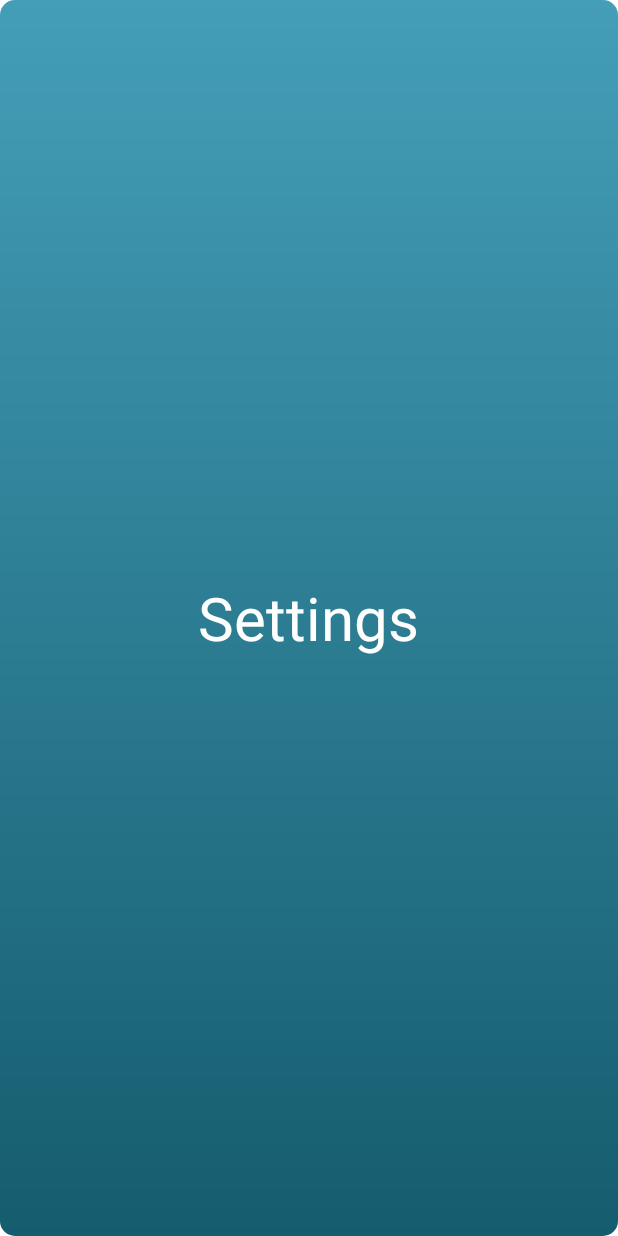
After one commit to daaviid9/Tetris, an Android app: the layout activity_pop_settings.xml on its own in the app's theme, with its tools: preview values and no code run, on a phone screen of 412 x 824 dp. The commit adds this screen. Run offline under Robolectric (Android 15) with nearby library versions, the phone set to English and light mode, and no system bars.

Commit message:
Added settings option

```diff
--- a/app/src/main/res/layout/activity_menu.xml
+++ b/app/src/main/res/layout/activity_menu.xml
@@ -68,7 +68,6 @@
             android:layout_height="75dp"
             android:gravity="center"
             android:text="START"
-            android:onClick="startGame"
             android:textSize="50sp"
             android:layout_gravity="center_horizontal"
             android:layout_marginTop="100dp"
--- /dev/null
+++ b/app/src/main/res/layout/activity_pop_settings.xml
@@ -0,0 +1,20 @@
+<?xml version="1.0" encoding="utf-8"?>
+<LinearLayout xmlns:android="http://schemas.android.com/apk/res/android"
+    xmlns:app="http://schemas.android.com/apk/res-auto"
+    xmlns:tools="http://schemas.android.com/tools"
+    android:layout_width="match_parent"
+    android:layout_height="match_parent"
+    android:background="@drawable/pop_bg"
+    android:orientation="vertical"
+    android:gravity="center"
+    tools:context=".PopActivity">
+
+    <TextView
+        android:layout_width="wrap_content"
+        android:layout_height="wrap_content"
+        android:text="Settings"
+        android:textSize="40sp"
+        android:textColor="@color/white"
+        />
+
+</LinearLayout>
```
Also changed, not shown: app/src/main/AndroidManifest.xml (+6 -2 lines), app/src/main/java/sk/upjs/ics/android/tetris/MenuActivity.java (+48 -5 lines), app/src/main/java/sk/upjs/ics/android/tetris/PopSettingsActivity.java (added, +35 -0 lines).
